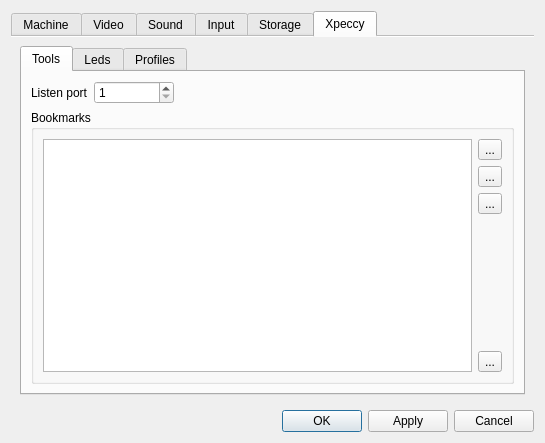
First picture: the form in ui/setupwin.ui, repository samstyle/Xpeccy, before the edit.
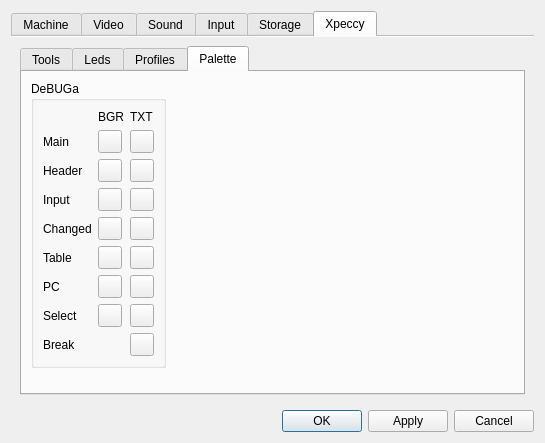
Second picture: the form after the edit. The open tabs and pages were chosen to show the change. Icons and pictures are not drawn. Custom widgets are drawn as their Qt base class.

Commit message: build 20190317 [+] Fix disasm ram/rom page [+] Customisation of deBUGa palette

```diff
--- a/ui/setupwin.ui
+++ b/ui/setupwin.ui
@@ -3126,6 +3126,272 @@
              </item>
             </layout>
            </widget>
+           <widget class="QWidget" name="tab_12">
+            <attribute name="icon">
+             <iconset resource="../xpeccy.qrc">
+              <normaloff>:/images/palette.png</normaloff>:/images/palette.png</iconset>
+            </attribute>
+            <attribute name="title">
+             <string>Palette</string>
+            </attribute>
+            <layout class="QGridLayout" name="gridLayout_16">
+             <item row="0" column="0">
+              <widget class="QGroupBox" name="groupBox_7">
+               <property name="title">
+                <string>DeBUGa</string>
+               </property>
+               <layout class="QGridLayout" name="gridLayout_15">
+                <item row="4" column="0">
+                 <widget class="QLabel" name="label_45">
+                  <property name="text">
+                   <string>Input</string>
+                  </property>
+                 </widget>
+                </item>
+                <item row="9" column="0">
+                 <widget class="QLabel" name="label_48">
+                  <property name="text">
+                   <string>PC</string>
+                  </property>
+                 </widget>
+                </item>
+                <item row="2" column="0">
+                 <widget class="QLabel" name="label_40">
+                  <property name="text">
+                   <string>Header</string>
+                  </property>
+                 </widget>
+                </item>
+                <item row="1" column="0">
+                 <widget class="QLabel" name="label_36">
+                  <property name="text">
+                   <string>Main</string>
+                  </property>
+                 </widget>
+                </item>
+                <item row="1" column="1">
+                 <widget class="QToolButton" name="tbDbgWinCol">
+                  <property name="contextMenuPolicy">
+                   <enum>Qt::CustomContextMenu</enum>
+                  </property>
+                  <property name="text">
+                   <string/>
+                  </property>
+                 </widget>
+                </item>
+                <item row="1" column="2">
+                 <widget class="QToolButton" name="tbDbgTxtCol">
+                  <property name="contextMenuPolicy">
+                   <enum>Qt::CustomContextMenu</enum>
+                  </property>
+                  <property name="text">
+                   <string/>
+                  </property>
+                 </widget>
+                </item>
+                <item row="6" column="0">
+                 <widget class="QLabel" name="label_47">
+                  <property name="text">
+                   <string>Table</string>
+                  </property>
+                 </widget>
+                </item>
+                <item row="0" column="2">
+                 <widget class="QLabel" name="label_44">
+                  <property name="text">
+                   <string>TXT</string>
+                  </property>
+                 </widget>
+                </item>
+                <item row="2" column="2">
+                 <widget class="QToolButton" name="tbDbgHeadFG">
+                  <property name="contextMenuPolicy">
+                   <enum>Qt::CustomContextMenu</enum>
+                  </property>
+                  <property name="text">
+                   <string/>
+                  </property>
+                 </widget>
+                </item>
+                <item row="0" column="1">
+                 <widget class="QLabel" name="label_43">
+                  <property name="text">
+                   <string>BGR</string>
+                  </property>
+                 </widget>
+                </item>
+                <item row="2" column="1">
+                 <widget class="QToolButton" name="tbDbgHeadBG">
+                  <property name="contextMenuPolicy">
+                   <enum>Qt::CustomContextMenu</enum>
+                  </property>
+                  <property name="text">
+                   <string/>
+                  </property>
+                 </widget>
+                </item>
+                <item row="6" column="1">
+                 <widget class="QToolButton" name="tbDbgTableBG">
+                  <property name="contextMenuPolicy">
+                   <enum>Qt::CustomContextMenu</enum>
+                  </property>
+                  <property name="text">
+                   <string/>
+                  </property>
+                 </widget>
+                </item>
+                <item row="6" column="2">
+                 <widget class="QToolButton" name="tbDbgTableFG">
+                  <property name="contextMenuPolicy">
+                   <enum>Qt::CustomContextMenu</enum>
+                  </property>
+                  <property name="text">
+                   <string/>
+                  </property>
+                 </widget>
+                </item>
+                <item row="10" column="0">
+                 <widget class="QLabel" name="label_49">
+                  <property name="text">
+                   <string>Select</string>
+                  </property>
+                 </widget>
+                </item>
+                <item row="11" column="0">
+                 <widget class="QLabel" name="label_50">
+                  <property name="text">
+                   <string>Break</string>
+                  </property>
+                 </widget>
+                </item>
+                <item row="4" column="1">
+                 <widget class="QToolButton" name="tbDbgInputBG">
+                  <property name="contextMenuPolicy">
+                   <enum>Qt::CustomContextMenu</enum>
+                  </property>
+                  <property name="text">
+                   <string/>
+                  </property>
+                 </widget>
+                </item>
+                <item row="4" column="2">
+                 <widget class="QToolButton" name="tbDbgInputFG">
+                  <property name="contextMenuPolicy">
+                   <enum>Qt::CustomContextMenu</enum>
+                  </property>
+                  <property name="text">
+                   <string/>
+                  </property>
+                 </widget>
+                </item>
+                <item row="5" column="0">
+                 <widget class="QLabel" name="label_46">
+                  <property name="text">
+                   <string>Changed</string>
+                  </property>
+                 </widget>
+                </item>
+                <item row="5" column="1">
+                 <widget class="QToolButton" name="tbDbgChaBG">
+                  <property name="contextMenuPolicy">
+                   <enum>Qt::CustomContextMenu</enum>
+                  </property>
+                  <property name="text">
+                   <string/>
+                  </property>
+                 </widget>
+                </item>
+                <item row="5" column="2">
+                 <widget class="QToolButton" name="tbDbgChaFG">
+                  <property name="contextMenuPolicy">
+                   <enum>Qt::CustomContextMenu</enum>
+                  </property>
+                  <property name="text">
+                   <string/>
+                  </property>
+                 </widget>
+                </item>
+                <item row="9" column="1">
+                 <widget class="QToolButton" name="tbDbgPcBG">
+                  <property name="contextMenuPolicy">
+                   <enum>Qt::CustomContextMenu</enum>
+                  </property>
+                  <property name="text">
+                   <string/>
+                  </property>
+                 </widget>
+                </item>
+                <item row="9" column="2">
+                 <widget class="QToolButton" name="tbDbgPcFG">
+                  <property name="contextMenuPolicy">
+                   <enum>Qt::CustomContextMenu</enum>
+                  </property>
+                  <property name="text">
+                   <string/>
+                  </property>
+                 </widget>
+                </item>
+                <item row="10" column="1">
+                 <widget class="QToolButton" name="tbDbgSelBG">
+                  <property name="contextMenuPolicy">
+                   <enum>Qt::CustomContextMenu</enum>
+                  </property>
+                  <property name="text">
+                   <string/>
+                  </property>
+                 </widget>
+                </item>
+                <item row="10" column="2">
+                 <widget class="QToolButton" name="tbDbgSelFG">
+                  <property name="contextMenuPolicy">
+                   <enum>Qt::CustomContextMenu</enum>
+                  </property>
+                  <property name="text">
+                   <string/>
+                  </property>
+                 </widget>
+                </item>
+                <item row="11" column="2">
+                 <widget class="QToolButton" name="tbDbgBrkFG">
+                  <property name="contextMenuPolicy">
+                   <enum>Qt::CustomContextMenu</enum>
+                  </property>
+                  <property name="text">
+                   <string/>
+                  </property>
+                 </widget>
+                </item>
+               </layout>
+              </widget>
+             </item>
+             <item row="0" column="1">
+              <spacer name="horizontalSpacer_7">
+               <property name="orientation">
+                <enum>Qt::Horizontal</enum>
+               </property>
+               <property name="sizeHint" stdset="0">
+                <size>
+                 <width>40</width>
+                 <height>20</height>
+                </size>
+               </property>
+              </spacer>
+             </item>
+             <item row="1" column="0">
+              <spacer name="verticalSpacer_12">
+               <property name="orientation">
+                <enum>Qt::Vertical</enum>
+               </property>
+               <property name="sizeHint" stdset="0">
+                <size>
+                 <width>20</width>
+                 <height>40</height>
+                </size>
+               </property>
+              </spacer>
+             </item>
+            </layout>
+           </widget>
           </widget>
          </item>
         </layout>
```
The commit also changes 13 other files.
